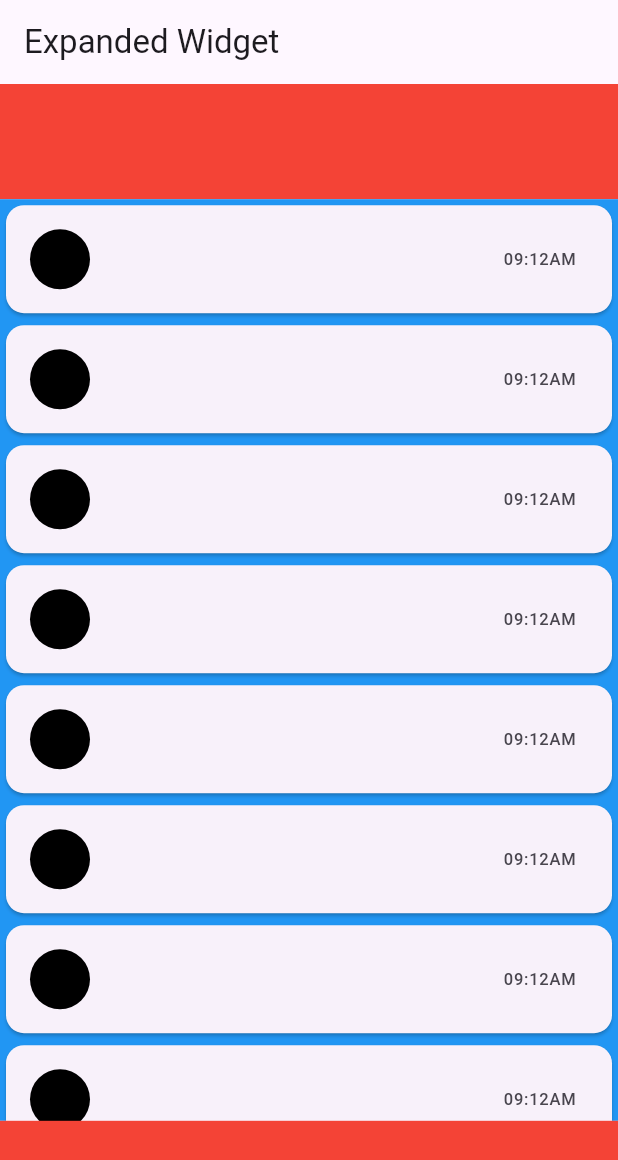
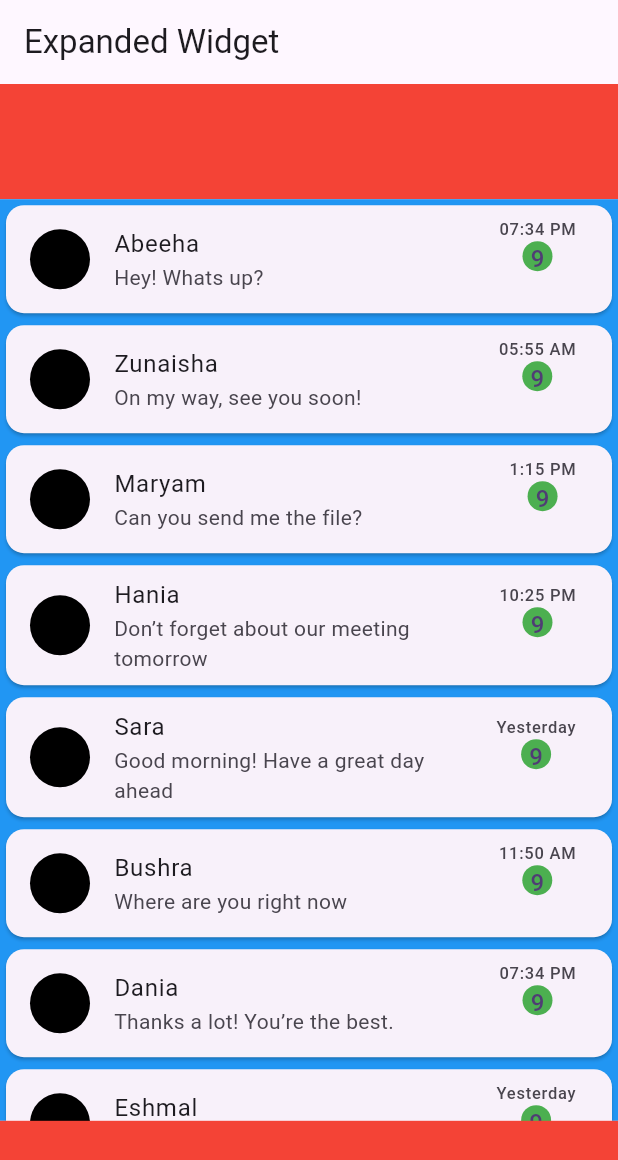
Before and after one commit to Areeba-ai05/WA-full-clone, a Flutter app: the screen it shows after launch, on a phone screen of 412 x 824 dp. Shown: the top 1160 px of the screen. Run offline on Flutter 3.47's test engine with Material 3 defaults, Android fonts, the phone set to English and light mode, and no system bars.

Commit message:
update code

```diff
--- a/lib/whatsapp/wapp.dart
+++ b/lib/whatsapp/wapp.dart
@@ -3,37 +3,37 @@ import  'package:flutter/material.dart';
 class ExpandedClass extends StatelessWidget {
    ExpandedClass({super.key});
  List senderName=[
-   '',
-   '',
-   '',
-   '',
-   '',
-   '',
-   '',
-   '',
-   '',
-   '',
-   '',
-   '',
-   '',
-   '',
+   'Abeeha',
+   'Zunaisha',
+   'Maryam',
+   'Hania',
+   'Sara',
+   'Bushra',
+   'Dania',
+   'Eshmal',
+   'Fareeha',
+   'Irum',
+   'Eman',
+   'Vania',
+   'Roha',
+   'Hafsa',
  ];
 
  List lastMessages=[
-   '',
-   '',
-   '',
-   '',
-   '',
-   '',
-   '',
-   '',
-   '',
-   '',
-   '',
-   '',
-   '',
-   '',
+   'Hey! Whats up?',
+   'On my way, see you soon!',
+   'Can you send me the file?',
+   'Don’t forget about our meeting tomorrow',
+   'Good morning! Have a great day ahead',
+   'Where are you right now',
+   'Thanks a lot! You’re the best. ',
+   'Let’s catch up this weekend?',
+   'Sorry, I missed your call. What’s up',
+   'Happy birthday!',
+   'Let me know when you’re free to chat',
+   'Check this out! [link/image',
+   'Don’t forget about our meeting tomorrow',
+   'LOL, that was hilarious!',
  ];
  List userImage=[
    '',
@@ -51,6 +51,23 @@ class ExpandedClass extends StatelessWidget {
    '',
    '',
  ];
+   List msgTiming=[
+     '07:34 PM',
+     '05:55 AM',
+     '1:15 PM',
+     '10:25 PM',
+     'Yesterday',
+     '11:50 AM',
+     '07:34 PM',
+     'Yesterday',
+     '12/8/24',
+     '4:27 PM',
+     '8:55 AM',
+     '6:21 PM',
+     '12:09 PM',
+     '10:40 AM',
+
+   ];
  //LIST NAME
   @override
   Widget build(BuildContext context) {
@@ -78,7 +95,16 @@ class ExpandedClass extends StatelessWidget {
                           leading: CircleAvatar(backgroundColor: Colors.black,),
                           title: Text(senderName[index]),
                           subtitle: Text(lastMessages[index]),
-                          trailing: Text('09:12AM'),
+                          trailing: Column(
+                            children: [
+                              Text(msgTiming[index]),
+                              CircleAvatar(
+                                backgroundColor: Colors.green,
+                                radius: 10,
+                                child: Text('9'),
+                              )
+                            ],
+                          ),
                         ),
                       );
                     },
```
